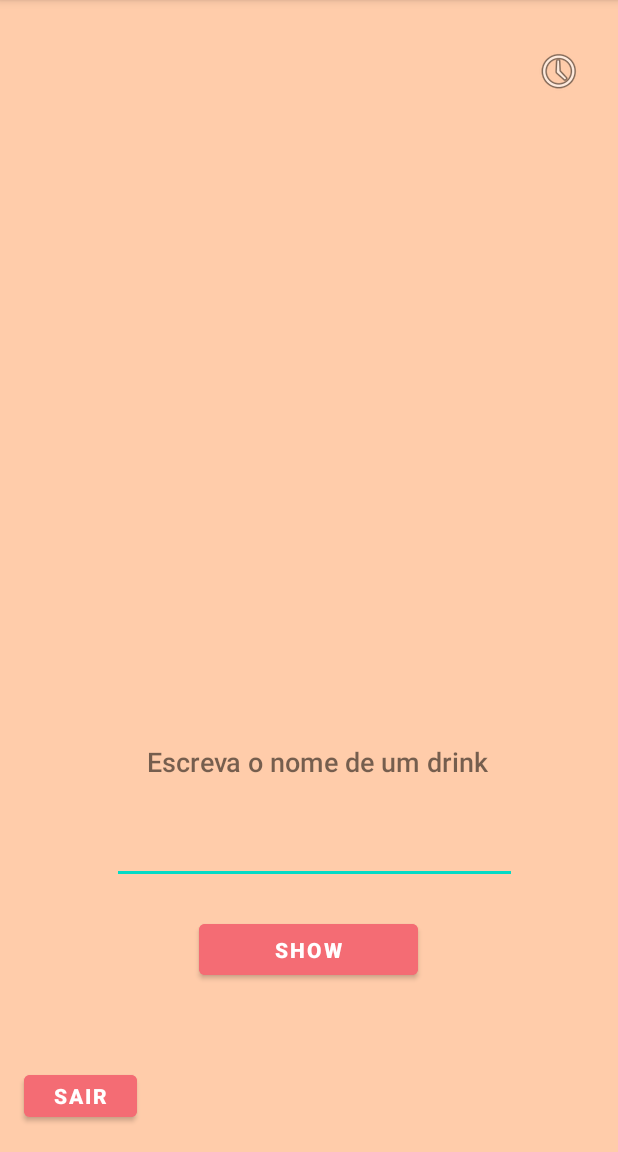
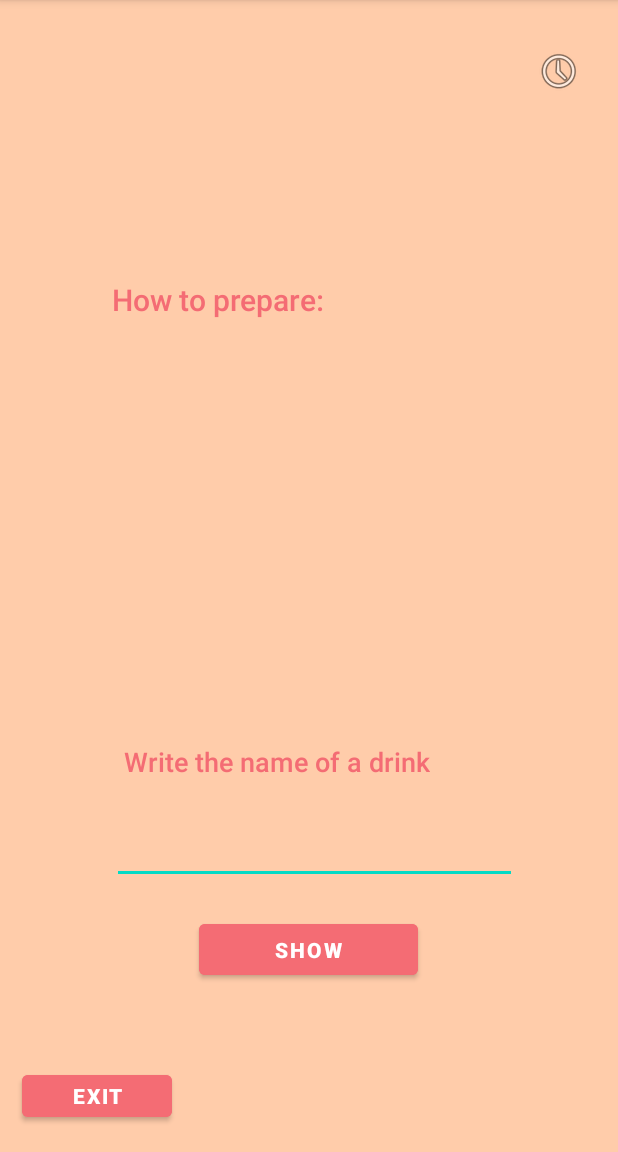
Before and after one commit to BrnBastos/API_APP_DRINK, an Android app: the screen it shows after launch (MainActivity), on a phone screen of 412 x 824 dp, the part 84-1236 px from its top. Run offline under Robolectric (Android 15) with nearby library versions, the phone set to English and light mode, and no system bars; our stand-ins replace Picasso; libraries missing offline, so code that uses them is left out: jp.wasabeef.picasso; pictures from the network do not load.

Commit message:
Commit final (1506)

```diff
--- a/app/src/main/java/com/example/showdrink1/MainActivity.java
+++ b/app/src/main/java/com/example/showdrink1/MainActivity.java
@@ -42,7 +42,7 @@ public class MainActivity extends AppCompatActivity implements LoaderManager.Loa
     private ImageView ImageViewFotoDrink;
     private TextView txtnameDrink;
     private TextView nomeIntrucoes;
-    private Button btnConsultarDrink;
+    private Button btnConsultarDrink, logout;
 
     @Override
     protected void onCreate(Bundle savedInstanceState) {
@@ -63,6 +63,14 @@ public class MainActivity extends AppCompatActivity implements LoaderManager.Loa
         if (getSupportLoaderManager().getLoader(0) != null) {
             getSupportLoaderManager().initLoader(0, null, this);
         }
+
+        logout = findViewById(R.id.button2);
+        logout.setOnClickListener(new View.OnClickListener() {
+            @Override
+            public void onClick(View view) {
+                finish();
+            }
+        });
     }
     //Método que irá trazer os dados dos Drinks de acordo com que foi digitado no campo
     public void buscaDrinks(View view) {
@@ -148,6 +156,8 @@ public class MainActivity extends AppCompatActivity implements LoaderManager.Loa
             }
             //mostra o resultado qdo possivel.
             if (nome != null && instrucao != null) {
+
+
                 txtnameDrink.setText(nome);
                 nomeIntrucoes.setText(instrucao);
                 ImageViewFotoDrink.setImageURI(Uri.parse(imgDrink));
--- a/app/src/main/java/com/example/showdrink1/NetworkUtils.java
+++ b/app/src/main/java/com/example/showdrink1/NetworkUtils.java
@@ -30,7 +30,7 @@ public class NetworkUtils {
 
     //Utilizado para adaptar o arquivo JSON recebido
     static String buscaInfosLivro(String queryString) {
-        qq
+
         HttpURLConnection urlConnection = null;
         //Permite a leitura de texto por meio de uma abertura de transmissão (inputStream)
         BufferedReader reader = null;
--- a/app/src/main/java/com/example/showdrink1/activity_historico.java
+++ b/app/src/main/java/com/example/showdrink1/activity_historico.java
@@ -10,5 +10,9 @@ public class activity_historico extends AppCompatActivity {
     protected void onCreate(Bundle savedInstanceState) {
         super.onCreate(savedInstanceState);
         setContentView(R.layout.activity_historico);
+
+
+
+
     }
 }
--- a/app/src/main/res/layout/activity_main.xml
+++ b/app/src/main/res/layout/activity_main.xml
@@ -7,13 +7,28 @@
     android:background="@color/fundo_tela"
     tools:context=".MainActivity">
 
+    <TextView
+        android:id="@+id/textView"
+        android:layout_width="wrap_content"
+        android:layout_height="wrap_content"
+        android:fontFamily="sans-serif-medium"
+        android:text="How to prepare:"
+        android:textColor="@color/buttons"
+        android:textSize="20dp"
+        app:layout_constraintBottom_toBottomOf="parent"
+        app:layout_constraintEnd_toEndOf="parent"
+        app:layout_constraintHorizontal_bias="0.277"
+        app:layout_constraintStart_toStartOf="parent"
+        app:layout_constraintTop_toTopOf="parent"
+        app:layout_constraintVertical_bias="0.251" />
+
     <Button
         android:id="@+id/button2"
-        android:layout_width="75dp"
+        android:layout_width="100dp"
         android:layout_height="40dp"
         android:backgroundTint="@color/buttons"
         android:fontFamily="sans-serif-black"
-        android:text="SAIR"
+        android:text="@string/logout"
         android:textColor="@color/white"
         app:layout_constraintBottom_toBottomOf="parent"
         app:layout_constraintEnd_toEndOf="parent"
@@ -28,10 +43,10 @@
         android:layout_height="wrap_content"
         app:layout_constraintBottom_toBottomOf="parent"
         app:layout_constraintEnd_toEndOf="parent"
-        app:layout_constraintHorizontal_bias="0.498"
+        app:layout_constraintHorizontal_bias="0.77"
         app:layout_constraintStart_toStartOf="parent"
         app:layout_constraintTop_toTopOf="parent"
-        app:layout_constraintVertical_bias="0.293"
+        app:layout_constraintVertical_bias="0.242"
         tools:srcCompat="@tools:sample/avatars" />
 
     <Button
@@ -70,25 +85,27 @@
         android:fontFamily="sans-serif-medium"
         android:text="@string/TextView_TelaMain_escreva"
         android:textSize="18dp"
+        android:textColor="@color/buttons"
         app:layout_constraintBottom_toBottomOf="parent"
         app:layout_constraintEnd_toEndOf="parent"
-        app:layout_constraintHorizontal_bias="0.532"
+        app:layout_constraintHorizontal_bias="0.397"
         app:layout_constraintStart_toStartOf="parent"
         app:layout_constraintTop_toTopOf="parent"
         app:layout_constraintVertical_bias="0.666" />
 
     <TextView
         android:id="@+id/nomeInstrucoes"
-        android:layout_width="245dp"
-        android:layout_height="310dp"
+        android:layout_width="292dp"
+        android:layout_height="197dp"
         android:text=""
         android:textColor="@color/white"
         android:textSize="20dp"
         app:layout_constraintBottom_toBottomOf="parent"
         app:layout_constraintEnd_toEndOf="parent"
+        app:layout_constraintHorizontal_bias="0.957"
         app:layout_constraintStart_toStartOf="parent"
         app:layout_constraintTop_toTopOf="parent"
-        app:layout_constraintVertical_bias="0.382" />
+        app:layout_constraintVertical_bias="0.513" />
 
     <ImageButton
         android:id="@+id/imageButton"
--- a/app/src/main/res/values/strings.xml
+++ b/app/src/main/res/values/strings.xml
@@ -1,15 +1,15 @@
 <resources>
     <string name="app_name">ShowDrink1</string>
-    <string name="TextView_TelaMain_escreva">Escreva o nome de um drink</string>
+    <string name="TextView_TelaMain_escreva">Write the name of a drink</string>
     <string name="loading">Carregando…</string>
-
+    <string name="logout">Exit</string>
     <string name="no_results">"Nenhum resultado encontrado"</string>
 
     <string name="no_search_term">Informe um termo de busca</string>
 
     <string name="no_network">verifique sua conexão.</string>
     <string name="str_empty">" "</string>
-    <string name="appwidget_text">EXAMPLE</string>
+    <string name="appwidget_text">Show a Drink</string>
     <string name="add_widget">Add widget</string>
     <string name="app_widget_description">This is an app widget description</string>
 </resources>
```
